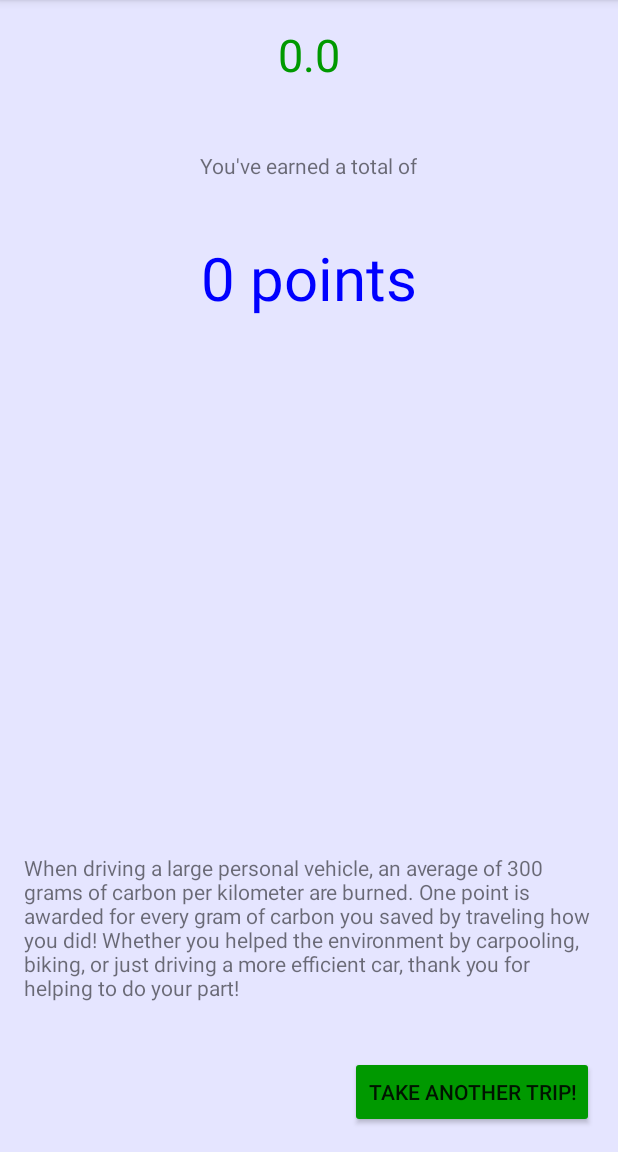
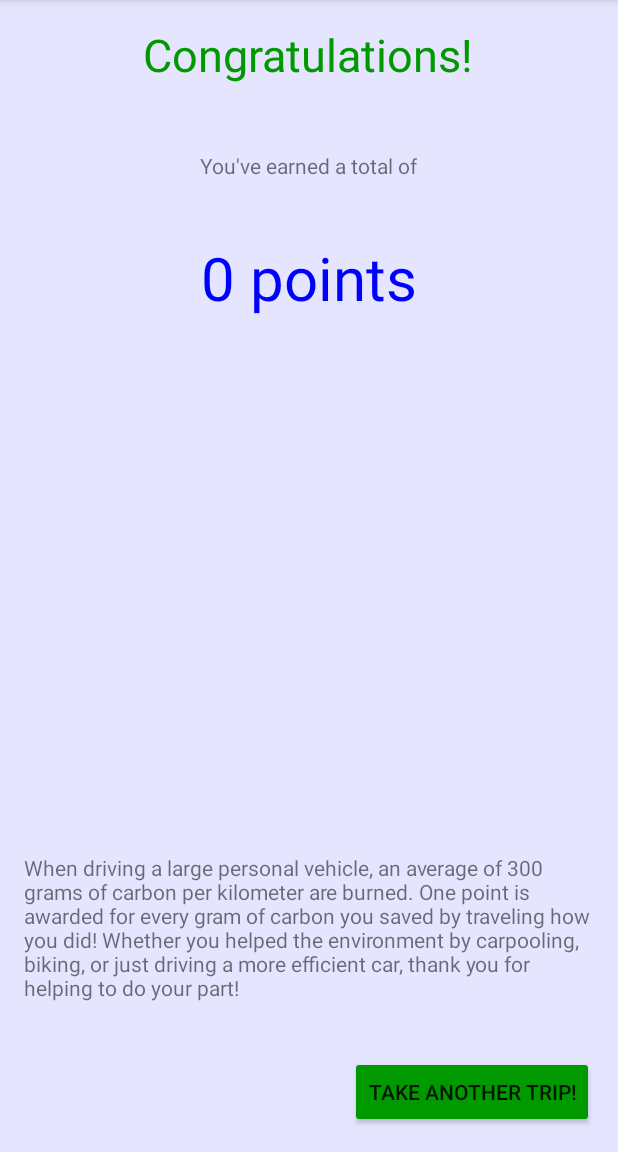
Before and after one commit to camorrow/greenFootGUI, an Android app: the PointsScreen screen opened directly, with no data from a screen before it, on a phone screen of 412 x 824 dp, the part 84-1236 px from its top. Run offline under Robolectric (Android 15) with nearby library versions, the light colour scheme and no system bars.

Commit message:
error fixed and removed distance from title

```diff
--- a/HackAZProject/GreenFoot/app/src/main/java/sodanoobs/greenfoot/PointsScreen.java
+++ b/HackAZProject/GreenFoot/app/src/main/java/sodanoobs/greenfoot/PointsScreen.java
@@ -43,8 +43,8 @@ public class PointsScreen extends AppCompatActivity {
 
         SharedPreferences prefs= PreferenceManager.getDefaultSharedPreferences(this);
         distance =  prefs.getFloat("distance", 0.0f);
-        TextView tt = (TextView) findViewById(R.id.congratulationsText);
-        tt.setText(Float.toString(distance));
+//        TextView tt = (TextView) findViewById(R.id.congratulationsText);
+//        tt.setText(Float.toString(distance));
         if(passengers == -1)
             points = pointCalculation(travelConstant, distance);
         else
```
